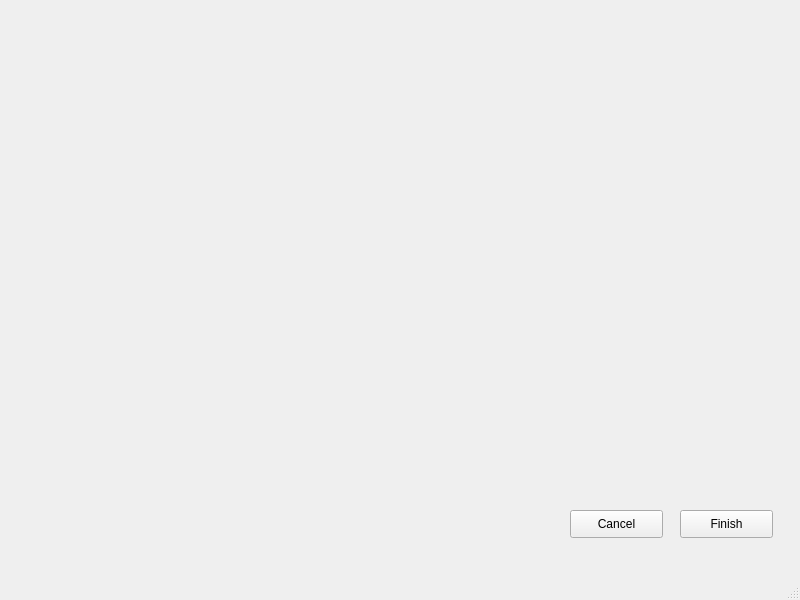
First picture: the form in optionwindow.ui, repository TwinIsland-CCC/RhythmGame_Project_1_00, before the edit.
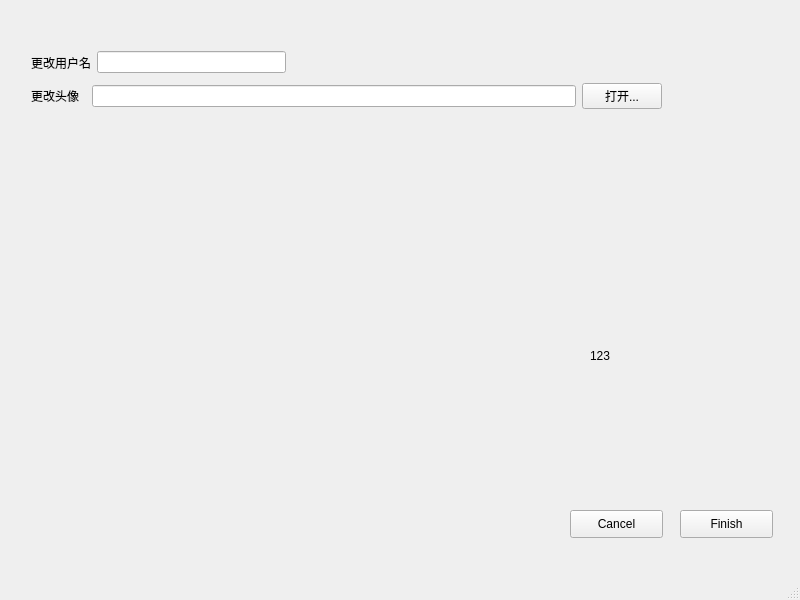
Second picture: the form after the edit. Icons and pictures are not drawn. Custom widgets are drawn as their Qt base class.

```diff
--- a/optionwindow.ui
+++ b/optionwindow.ui
@@ -44,6 +44,79 @@
      <string>Cancel</string>
     </property>
    </widget>
+   <widget class="QWidget" name="layoutWidget">
+    <property name="geometry">
+     <rect>
+      <x>31</x>
+      <y>81</y>
+      <width>631</width>
+      <height>30</height>
+     </rect>
+    </property>
+    <layout class="QHBoxLayout" name="horizontalLayout_2">
+     <item>
+      <widget class="QLabel" name="IconEditLabel">
+       <property name="text">
+        <string>更改头像  </string>
+       </property>
+      </widget>
+     </item>
+     <item>
+      <widget class="QLineEdit" name="IconEdit"/>
+     </item>
+     <item>
+      <widget class="QPushButton" name="OpenBtn">
+       <property name="text">
+        <string>打开...</string>
+       </property>
+      </widget>
+     </item>
+    </layout>
+   </widget>
+   <widget class="mylabel" name="label">
+    <property name="geometry">
+     <rect>
+      <x>590</x>
+      <y>300</y>
+      <width>111</width>
+      <height>111</height>
+     </rect>
+    </property>
+    <property name="cursor">
+     <cursorShape>OpenHandCursor</cursorShape>
+    </property>
+    <property name="mouseTracking">
+     <bool>true</bool>
+    </property>
+    <property name="text">
+     <string>123</string>
+    </property>
+    <property name="scaledContents">
+     <bool>false</bool>
+    </property>
+   </widget>
+   <widget class="QWidget" name="">
+    <property name="geometry">
+     <rect>
+      <x>31</x>
+      <y>51</y>
+      <width>255</width>
+      <height>23</height>
+     </rect>
+    </property>
+    <layout class="QHBoxLayout" name="horizontalLayout">
+     <item>
+      <widget class="QLabel" name="NameEditLabel">
+       <property name="text">
+        <string>更改用户名</string>
+       </property>
+      </widget>
+     </item>
+     <item>
+      <widget class="QLineEdit" name="NameEdit"/>
+     </item>
+    </layout>
+   </widget>
   </widget>
   <widget class="QMenuBar" name="menubar">
    <property name="geometry">
@@ -57,6 +130,13 @@
   </widget>
   <widget class="QStatusBar" name="statusbar"/>
  </widget>
+ <customwidgets>
+  <customwidget>
+   <class>mylabel</class>
+   <extends>QLabel</extends>
+   <header>mylabel.h</header>
+  </customwidget>
+ </customwidgets>
  <resources>
   <include location="testres/testres.qrc"/>
  </resources>
```
